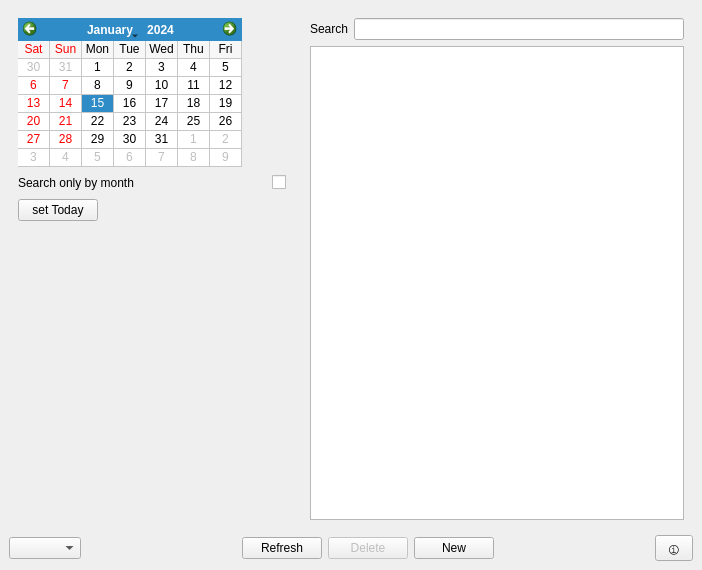
The window that mainwindow.ui (dr3mro/SimpleStorage) describes before a commit, drawn with Qt 5.
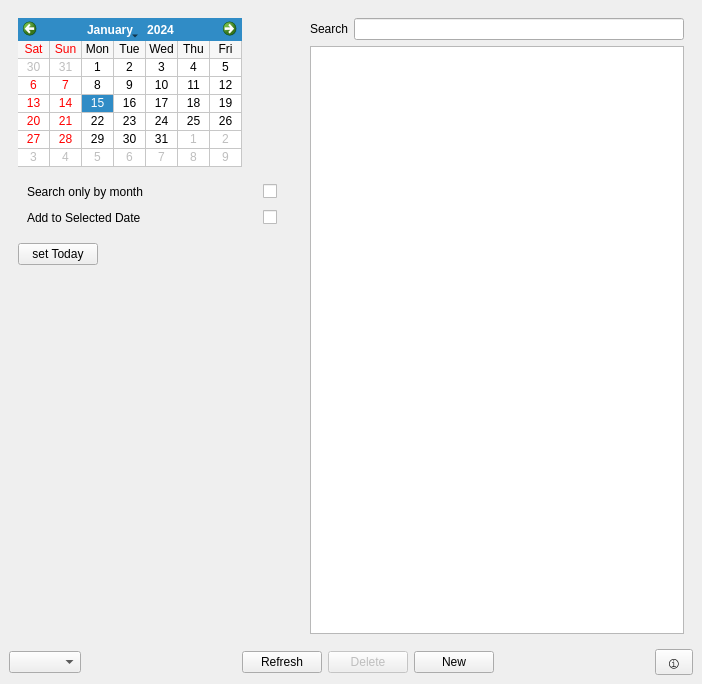
The same window after the commit. Custom widgets are drawn as their Qt base class.

Commit message: add cutom date

Diff of the .ui file:
```diff
--- a/mainwindow.ui
+++ b/mainwindow.ui
@@ -7,7 +7,7 @@
     <x>0</x>
     <y>0</y>
     <width>702</width>
-    <height>570</height>
+    <height>684</height>
    </rect>
   </property>
   <property name="windowTitle">
@@ -143,48 +143,18 @@
          </property>
         </widget>
        </item>
-       <item row="1" column="0">
-        <layout class="QHBoxLayout" name="horizontalLayout_2">
-         <item>
-          <widget class="QLabel" name="label_5">
-           <property name="sizePolicy">
-            <sizepolicy hsizetype="Maximum" vsizetype="Maximum">
-             <horstretch>0</horstretch>
-             <verstretch>0</verstretch>
-            </sizepolicy>
-           </property>
-           <property name="text">
-            <string>Search only by month</string>
-           </property>
-          </widget>
-         </item>
-         <item>
-          <spacer name="horizontalSpacer_3">
-           <property name="orientation">
-            <enum>Qt::Horizontal</enum>
-           </property>
-           <property name="sizeHint" stdset="0">
-            <size>
-             <width>40</width>
-             <height>20</height>
-            </size>
-           </property>
-          </spacer>
-         </item>
-         <item>
-          <widget class="Switch" name="searchByMonth">
-           <property name="sizePolicy">
-            <sizepolicy hsizetype="Maximum" vsizetype="Fixed">
-             <horstretch>0</horstretch>
-             <verstretch>0</verstretch>
-            </sizepolicy>
-           </property>
-           <property name="text">
-            <string/>
-           </property>
-          </widget>
-         </item>
-        </layout>
+       <item row="3" column="0">
+        <spacer name="verticalSpacer_2">
+         <property name="orientation">
+          <enum>Qt::Vertical</enum>
+         </property>
+         <property name="sizeHint" stdset="0">
+          <size>
+           <width>20</width>
+           <height>40</height>
+          </size>
+         </property>
+        </spacer>
        </item>
        <item row="2" column="0">
         <layout class="QHBoxLayout" name="horizontalLayout_4">
@@ -287,6 +257,78 @@
          </property>
         </spacer>
        </item>
+       <item row="1" column="0">
+        <widget class="QWidget" name="" native="true">
+         <layout class="QGridLayout" name="gridLayout_4">
+          <item row="0" column="0">
+           <widget class="QLabel" name="label_5">
+            <property name="sizePolicy">
+             <sizepolicy hsizetype="Maximum" vsizetype="Maximum">
+              <horstretch>0</horstretch>
+              <verstretch>0</verstretch>
+             </sizepolicy>
+            </property>
+            <property name="text">
+             <string>Search only by month</string>
+            </property>
+           </widget>
+          </item>
+          <item row="0" column="1">
+           <spacer name="horizontalSpacer_3">
+            <property name="orientation">
+             <enum>Qt::Horizontal</enum>
+            </property>
+            <property name="sizeHint" stdset="0">
+             <size>
+              <width>40</width>
+              <height>20</height>
+             </size>
+            </property>
+           </spacer>
+          </item>
+          <item row="0" column="2">
+           <widget class="Switch" name="searchByMonth">
+            <property name="sizePolicy">
+             <sizepolicy hsizetype="Maximum" vsizetype="Fixed">
+              <horstretch>0</horstretch>
+              <verstretch>0</verstretch>
+             </sizepolicy>
+            </property>
+            <property name="text">
+             <string/>
+            </property>
+           </widget>
+          </item>
+          <item row="1" column="0">
+           <widget class="QLabel" name="label">
+            <property name="text">
+             <string>Add to Selected Date</string>
+            </property>
+           </widget>
+          </item>
+          <item row="1" column="2">
+           <widget class="Switch" name="addToDate">
+            <property name="text">
+             <string/>
+            </property>
+           </widget>
+          </item>
+          <item row="1" column="1">
+           <spacer name="horizontalSpacer_7">
+            <property name="orientation">
+             <enum>Qt::Horizontal</enum>
+            </property>
+            <property name="sizeHint" stdset="0">
+             <size>
+              <width>40</width>
+              <height>20</height>
+             </size>
+            </property>
+           </spacer>
+          </item>
+         </layout>
+        </widget>
+       </item>
       </layout>
      </widget>
     </item>
```
Left out of the diff: 13 changed lines with no effect on the pictures. The commit also changes 2 other files.
